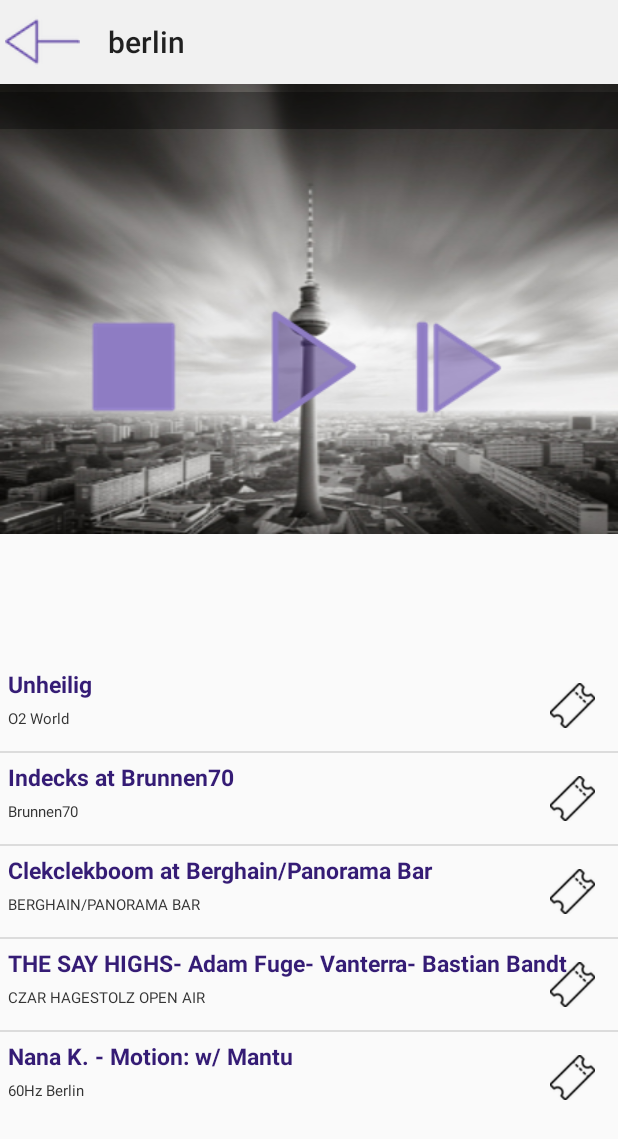
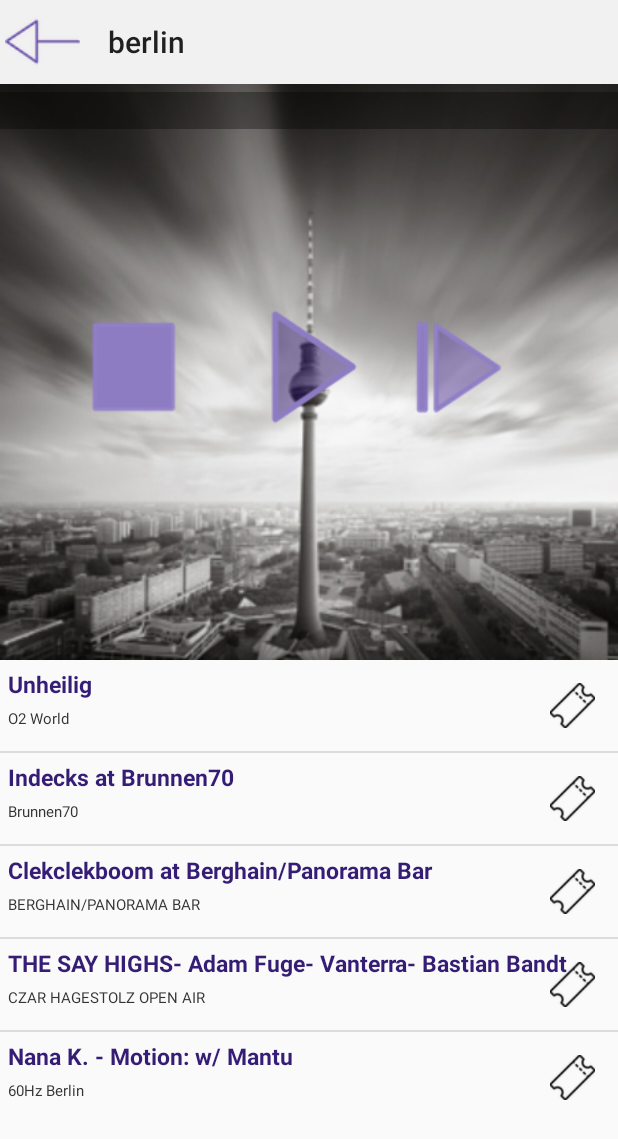
Before and after one commit to bia-nca/Vibex, an Android app: the VibexActivity screen opened directly, with no data from a screen before it, on a phone screen of 412 x 824 dp. Shown: the top 1139 px of the screen. Run offline under Robolectric (Android 15) with nearby library versions, the phone set to English and light mode, and no system bars; 1 statement that could not run was skipped.

Commit message:
final tweaks

```diff
--- a/mobile/src/main/java/de/girlsgeek/vibex/MapActivity.java
+++ b/mobile/src/main/java/de/girlsgeek/vibex/MapActivity.java
@@ -120,11 +120,10 @@ public class MapActivity extends Activity implements MapGesture.OnGestureListene
                     Drawable drawable = getResources().getDrawable(R.drawable.loc_picker);
                     Drawable drawablebig = getResources().getDrawable(R.drawable.loc_picker_big);
 
-
                     Bitmap bitmap = ((BitmapDrawable) drawable).getBitmap();
                     img.setBitmap(bitmap);
 
-                    Bitmap bitmapbig = ((BitmapDrawable) drawable).getBitmap();
+                    Bitmap bitmapbig = ((BitmapDrawable) drawablebig).getBitmap();
                     imgbig.setBitmap(bitmapbig);
 
                     marker = new MapMarker(geo_1, imgbig);
--- a/mobile/src/main/java/de/girlsgeek/vibex/VibexActivity.java
+++ b/mobile/src/main/java/de/girlsgeek/vibex/VibexActivity.java
@@ -9,6 +9,7 @@ import android.support.v7.widget.Toolbar;
 import android.util.Log;
 import android.view.View;
 import android.widget.ImageButton;
+import android.widget.ImageView;
 import android.widget.ListView;
 import android.widget.TextView;
 
@@ -137,6 +138,22 @@ public class VibexActivity extends AppCompatActivity implements MediaPlayer.OnPr
         String[] locations = new String[]{"O2 World", "Brunnen70", "BERGHAIN/PANORAMA BAR", "CZAR HAGESTOLZ OPEN AIR", "60Hz Berlin"};
         String[] urls = new String[]{"http://berlin.eventful.com/events/unheilig-/E0-001-079518031-9?utm_source=apis&amp;utm_medium=apim&amp;utm_campaign=apic", "http://berlin.eventful.com/events/indecks-brunnen70-/E0-001-087898367-3?utm_source=apis&amp;utm_medium=apim&amp;utm_campaign=apic", "http://berlin.eventful.com/events/clekclekboom-berghainpanorama-bar-/E0-001-087472373-6?utm_source=apis&amp;utm_medium=apim&amp;utm_campaign=apic", "http://berlin.eventful.com/venues/czar-hagestolz-open-air-/V0-001-008166680-4?utm_source=apis&amp;utm_medium=apim&amp;utm_campaign=apic", "http://berlin.eventful.com/events/nana-k-motion-w-mantu-get-physical-dayne-s-exp-/E0-001-086018654-9?utm_source=apis&amp;utm_medium=apim&amp;utm_campaign=apic"};
         list.setAdapter(new EventListAdapter(this, names, locations, urls));
+
+        changeCityBg();
+
+    }
+
+    private void changeCityBg(){
+        ImageView bgView = (ImageView) findViewById(R.id.citybg);
+        int bgRes = R.drawable.berlin_tv_tower;
+
+        if(city.toLowerCase().equals("oranienburg")){
+            bgRes = R.drawable.oranienburg_small;
+        } else if(city.toLowerCase().equals("potsdam")){
+            bgRes = R.drawable.potsdam_sanssouci_small;
+        }
+
+        bgView.setBackgroundResource(bgRes);
 
     }
 
--- a/mobile/src/main/res/layout/content_vibex.xml
+++ b/mobile/src/main/res/layout/content_vibex.xml
@@ -34,7 +34,7 @@
 
             <ImageView
                 android:layout_width="match_parent"
-                android:layout_height="wrap_content"
+                android:layout_height="match_parent"
                 android:id="@+id/citybg"
                 android:background="@drawable/berlin_tv_tower" />
 
```
